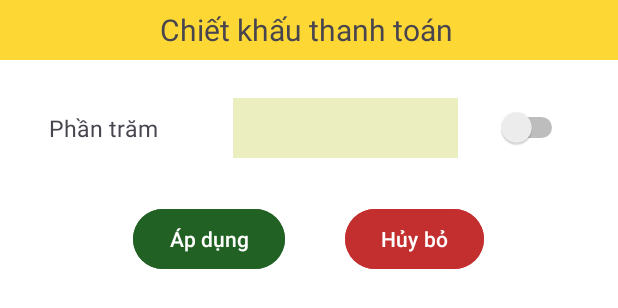
After one commit to taitiktok/ProjectFastFoodApp, an Android app: the layout chietkhau.xml on its own in the app's theme, with its tools: preview values and no code run, on a phone screen of 412 x 824 dp. The commit adds this screen. Shown: the top 308 px of the screen. Run offline under Robolectric (Android 15) with nearby library versions, the phone set to English and light mode, and no system bars.

Commit message:
dieu chinh 1 chut

```diff
--- a/app/src/main/java/com/example/fastfoodstore/Model/DanhMuc/MySqliteDBDanhMuc.java
+++ b/app/src/main/java/com/example/fastfoodstore/Model/DanhMuc/MySqliteDBDanhMuc.java
@@ -69,7 +69,7 @@ public class MySqliteDBDanhMuc extends SQLiteOpenHelper {
                 COLUMN_MONAN_PRICE + " REAL NOT NULL, " +
                 COLUMN_MONAN_IMAGE + " BLOB, " +
                 COLUMN_MONAN_DANHMUC_ID + " INTEGER NOT NULL, " +
-                "tenDanhMuc TEXT, " +  // Thêm cột lưu tên nhóm món
+                "tenDanhMuc TEXT, " +
                 COLUMN_MONAN_SOLUONG + " INTEGER DEFAULT 1, " +
                 "FOREIGN KEY(" + COLUMN_MONAN_DANHMUC_ID + ") REFERENCES " +
                 TABLE_DANHMUC + "(" + COLUMN_DANHMUC_ID + ") ON DELETE CASCADE)";
--- a/app/src/main/java/com/example/fastfoodstore/Model/DoanhThu/MySqliteDBDoanhThu.java
+++ b/app/src/main/java/com/example/fastfoodstore/Model/DoanhThu/MySqliteDBDoanhThu.java
@@ -31,6 +31,7 @@ public class MySqliteDBDoanhThu extends SQLiteOpenHelper {
                 "tongTien REAL," +
                 "idDanhMuc INTEGER," +
                 "tenDanhMuc TEXT)");
+
     }
     @Override
     public void onUpgrade(SQLiteDatabase db, int oldVersion, int newVersion) {
@@ -44,6 +45,8 @@ public class MySqliteDBDoanhThu extends SQLiteOpenHelper {
                     "tongTien REAL," +
                     "idDanhMuc INTEGER," +
                     "tenDanhMuc TEXT)");
+            db.execSQL("CREATE TABLE IF NOT EXISTS DonHang ( "
+            );
         }
     }
     public void themVaoDoanhThu(DoanhThu monAn) {
--- /dev/null
+++ b/app/src/main/res/color/color.xml
@@ -0,0 +1,5 @@
+<?xml version="1.0" encoding="utf-8"?>
+<selector xmlns:android="http://schemas.android.com/apk/res/android">
+    <item android:color="@color/green" android:state_checked="true"/>
+    <item android:color="@color/light_gray"/>
+</selector>
--- /dev/null
+++ b/app/src/main/res/color/colors.xml
@@ -0,0 +1,6 @@
+
+<?xml version="1.0" encoding="utf-8"?>
+<selector xmlns:android="http://schemas.android.com/apk/res/android">
+    <item android:color="#43A047" android:state_checked="true"/>
+    <item android:color="#32A299A0"/>
+</selector>
--- /dev/null
+++ b/app/src/main/res/drawable/baseline_sell_24.xml
@@ -0,0 +1,5 @@
+<vector xmlns:android="http://schemas.android.com/apk/res/android" android:height="24dp" android:tint="#DC3D7F" android:viewportHeight="24" android:viewportWidth="24" android:width="24dp">
+
+    <path android:fillColor="@android:color/white" android:pathData="M21.41,11.41l-8.83,-8.83C12.21,2.21 11.7,2 11.17,2H4C2.9,2 2,2.9 2,4v7.17c0,0.53 0.21,1.04 0.59,1.41l8.83,8.83c0.78,0.78 2.05,0.78 2.83,0l7.17,-7.17C22.2,13.46 22.2,12.2 21.41,11.41zM6.5,8C5.67,8 5,7.33 5,6.5S5.67,5 6.5,5S8,5.67 8,6.5S7.33,8 6.5,8z"/>
+
+</vector>
--- /dev/null
+++ b/app/src/main/res/layout/chietkhau.xml
@@ -0,0 +1,59 @@
+<?xml version="1.0" encoding="utf-8"?>
+<LinearLayout xmlns:android="http://schemas.android.com/apk/res/android"
+    android:orientation="vertical"
+    android:background="#ffff"
+    android:layout_width="match_parent"
+    android:layout_height="wrap_content">
+  <TextView
+      android:textSize="20dp"
+      android:background="#FDD835"
+      android:gravity="center"
+      android:text="Chiết khấu thanh toán "
+      android:layout_width="match_parent"
+      android:layout_height="40dp"/>
+    <LinearLayout
+        android:layout_marginTop="25dp"
+       android:gravity="center"
+        android:orientation="horizontal"
+        android:layout_width="match_parent"
+        android:layout_height="wrap_content">
+        <TextView
+            android:id="@+id/status"
+            android:textSize="15dp"
+            android:layout_marginRight="50dp"
+            android:text="Phần trăm"
+            android:layout_width="wrap_content"
+            android:layout_height="wrap_content"/>
+        <EditText
+            android:layout_marginRight="25dp"
+            android:background="#51C0CA33"
+            android:id="@+id/txtChietKhau"
+            android:layout_width="150dp"
+            android:layout_height="40dp"/>
+        <Switch
+            android:id="@+id/switchChietKhau"
+            android:layout_width="wrap_content"
+            android:layout_height="wrap_content"/>
+    </LinearLayout>
+    <LinearLayout
+        android:paddingBottom="25dp"
+        android:layout_marginTop="30dp"
+        android:gravity="center"
+        android:orientation="horizontal"
+        android:layout_width="match_parent"
+        android:layout_height="wrap_content">
+        <Button
+            android:id="@+id/ApDung"
+            android:backgroundTint="#216224"
+            android:layout_marginRight="40dp"
+            android:text="Áp dụng"
+            android:layout_width="wrap_content"
+            android:layout_height="wrap_content"/>
+        <Button
+            android:id="@+id/HuyBo"
+            android:backgroundTint="#C32E2E"
+            android:text="Hủy bỏ"
+            android:layout_width="wrap_content"
+            android:layout_height="wrap_content"/>
+    </LinearLayout>
+</LinearLayout>
--- a/app/src/main/res/layout/fragment_doanh_thu.xml
+++ b/app/src/main/res/layout/fragment_doanh_thu.xml
@@ -41,7 +41,7 @@
         <TextView
             android:textColor="@color/black"
             android:textStyle="bold"
-            android:text="Tổng tiền"
+            android:text="Doanh thu"
             android:layout_weight="1"
             android:layout_width="0dp"
             android:layout_height="wrap_content"/>
--- a/app/src/main/res/values/colors.xml
+++ b/app/src/main/res/values/colors.xml
@@ -5,4 +5,7 @@
     <color name="bottom_nav_bg">#FDFDFE</color>
     <color name="nav_selected">#6200EE</color>
     <color name="nav_unselected">#9E9E9E</color>
+    <color name="green">#4CAF50</color>
+    <color name="light_gray">#E0E0E0</color>
+
 </resources>
```
Also changed, not shown: app/src/main/java/com/example/fastfoodstore/Views/GioHang/GioHang.java (+38 -2 lines), app/src/main/res/layout/fragment_gio_hang.xml (+7 -1 lines), app/src/main/res/layout/phuongthucthanhtoan.xml (added, +28 -0 lines).
